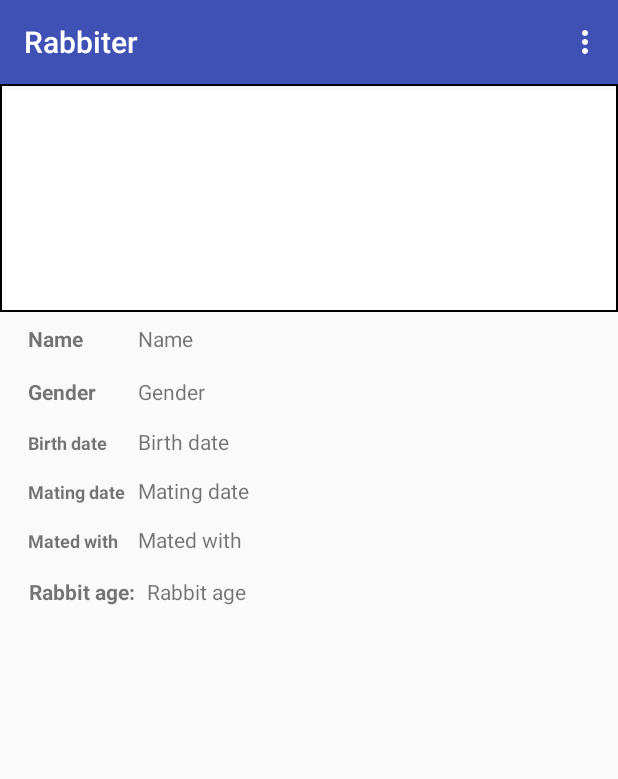
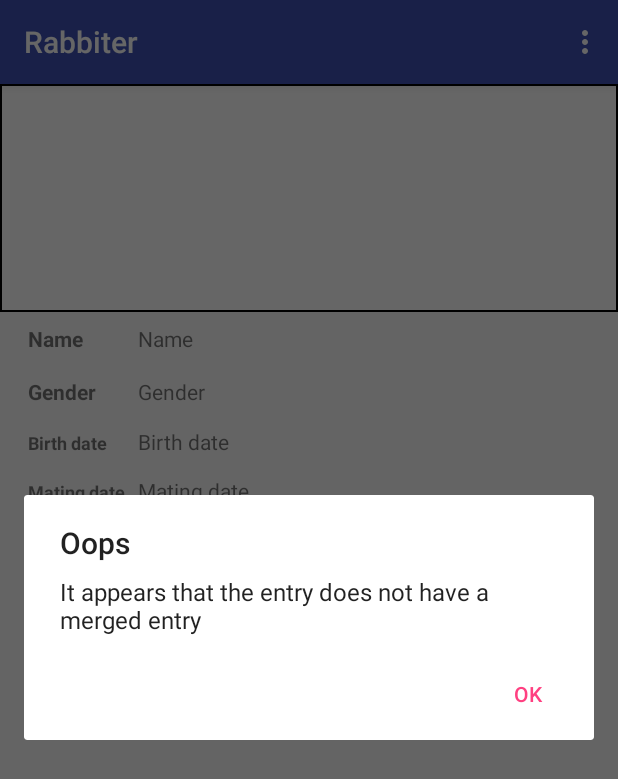
Before and after one commit to anzi2001/Rabbiter-reworked, an Android app: the viewEntry screen opened directly, with no data from a screen before it, in the options menu, after a tap on "Show merged entry", on a phone screen of 412 x 824 dp. Shown: the top 779 px of the screen. Run offline under Robolectric (Android 15) with nearby library versions, the phone set to English and light mode, and no system bars; libraries missing offline, so code that uses them is left out: com.github.chrisbanes.photoview, com.raizlabs.android; 4 statements that could not run were skipped.

Commit message:
Minor fixes

```diff
--- a/app/src/main/java/com/example/kocja/rabbiter_reworked/activities/viewEntry.java
+++ b/app/src/main/java/com/example/kocja/rabbiter_reworked/activities/viewEntry.java
@@ -105,11 +105,6 @@ public class viewEntry extends AppCompatActivity {
     }
     public boolean onCreateOptionsMenu(Menu menu){
         getMenuInflater().inflate(R.menu.menu_view_entry_data,menu);
-        if(!mainEntry.isMerged){
-            MenuItem showMergedItem = menu.findItem(R.id.showMergedEntry);
-            showMergedItem.setVisible(false);
-        }
-
         return true;
     }
 
@@ -142,9 +137,21 @@ public class viewEntry extends AppCompatActivity {
             assureDeletion.show();
 
         } else if (id == R.id.showMergedEntry) {
-            Intent startMergedViewEntry = new Intent(getApplicationContext(), viewEntry.class);
-            startMergedViewEntry.putExtra("entryID", mainEntry.mergedEntry.entryID);
-            startActivity(startMergedViewEntry);
+            if(mainEntry.isMerged){
+                Intent startMergedViewEntry = new Intent(getApplicationContext(), viewEntry.class);
+                startMergedViewEntry.putExtra("entryID", mainEntry.mergedEntry.entryID);
+                startActivity(startMergedViewEntry);
+            }
+            else{
+                AlertDialog.Builder builder = new AlertDialog.Builder(this)
+                        .setTitle("Oops")
+                        .setMessage("It appears that the entry does not have a merged entry")
+                        .setPositiveButton(R.string.OK, (dialogInterface, i) -> {
+                            dialogInterface.cancel();
+                        });
+                builder.show();
+            }
+
 
         } else if (id == R.id.entryStats) {
             Intent startStatActivity = new Intent(getApplicationContext(), viewEntryStats.class);
--- a/app/src/main/java/com/example/kocja/rabbiter_reworked/services/onBootService.java
+++ b/app/src/main/java/com/example/kocja/rabbiter_reworked/services/onBootService.java
@@ -19,6 +19,7 @@ public class onBootService extends IntentService {
     public onBootService(){
         super("This is onBootService");
     }
+
     @Override
     protected void onHandleIntent(@Nullable Intent intent) {
         SQLite.select()
@@ -38,5 +39,6 @@ public class onBootService extends IntentService {
                         }
                     }
                 }).execute();
+
     }
 }
--- a/app/src/main/res/layout/activity_view_entry.xml
+++ b/app/src/main/res/layout/activity_view_entry.xml
@@ -1,13 +1,16 @@
 <?xml version="1.0" encoding="utf-8"?>
-<ScrollView
+<!--<ScrollView
     xmlns:android="http://schemas.android.com/apk/res/android"
     xmlns:app="http://schemas.android.com/apk/res-auto"
     xmlns:tools="http://schemas.android.com/tools"
     android:layout_width="match_parent"
     android:layout_height="wrap_content"
-    tools:context=".activities.viewEntry">
+    tools:context=".activities.viewEntry">-->
 
     <android.support.constraint.ConstraintLayout
+        xmlns:android="http://schemas.android.com/apk/res/android"
+        xmlns:app="http://schemas.android.com/apk/res-auto"
+        xmlns:tools="http://schemas.android.com/tools"
         android:layout_width="match_parent"
         android:layout_height="wrap_content"
         android:minHeight="500dp">
@@ -25,7 +28,7 @@
             android:layout_width="wrap_content"
             android:layout_height="wrap_content"
             android:orientation="horizontal"
-            app:layout_constraintGuide_percent="0.7" />
+            app:layout_constraintGuide_percent="0.73" />
 
         <fragment
             android:id="@+id/historyEvents"
@@ -77,4 +80,4 @@
             tools:layout="@layout/fragment_view_entry_data" />
 
     </android.support.constraint.ConstraintLayout>
-</ScrollView>
+<!--</ScrollView>-->
--- a/app/src/main/res/values/strings.xml
+++ b/app/src/main/res/values/strings.xml
@@ -65,6 +65,7 @@
         <string name="totalNumBirths">Total births: </string>
         <string name="totalBirthsData">Total births</string>
     <!--VIEW ENTRY DATA-->
+        <string name="OK">OK</string>
         <string name="RabbitAgeText">Rabbit age: </string>
         <string name="rabbitAgeData">Rabbit age</string>
         <string name="confirm">yes</string>
```
Also changed, not shown: gradle.properties (line endings or trailing spaces), gradle/wrapper/gradle-wrapper.properties, 1 other file.
